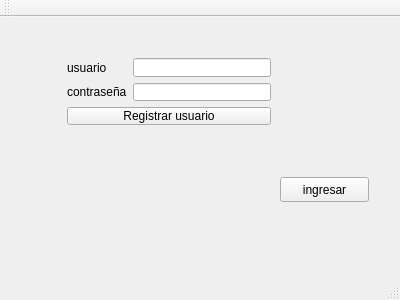
First picture: the form in PA/usuario.ui, repository keisy43/proyecto_alse, before the edit.
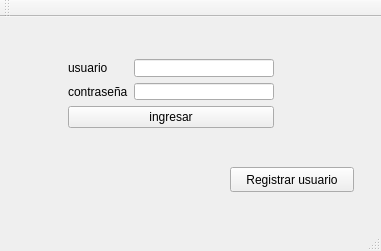
Second picture: the form after the edit.

Patch:
```diff
--- a/PA/usuario.ui
+++ b/PA/usuario.ui
@@ -6,23 +6,38 @@
    <rect>
     <x>0</x>
     <y>0</y>
-    <width>400</width>
-    <height>300</height>
+    <width>381</width>
+    <height>251</height>
    </rect>
   </property>
   <property name="windowTitle">
    <string>usuario</string>
   </property>
   <widget class="QWidget" name="centralWidget">
-   <widget class="QWidget" name="layoutWidget">
+   <widget class="QPushButton" name="Ru">
     <property name="geometry">
      <rect>
-      <x>56</x>
-      <y>30</y>
-      <width>226</width>
-      <height>89</height>
+      <x>230</x>
+      <y>150</y>
+      <width>124</width>
+      <height>25</height>
      </rect>
     </property>
+    <property name="text">
+     <string>Registrar usuario</string>
+    </property>
+   </widget>
+   <widget class="QWidget" name="">
+    <property name="geometry">
+     <rect>
+      <x>57</x>
+      <y>31</y>
+      <width>228</width>
+      <height>91</height>
+     </rect>
+    </property>
+    <layout class="QVBoxLayout" name="verticalLayout">
+     <item>
     <layout class="QGridLayout" name="gridLayout">
      <item row="0" column="0">
       <widget class="QLabel" name="label">
@@ -48,28 +63,17 @@
        </property>
       </widget>
      </item>
-     <item row="2" column="0" colspan="2">
-      <widget class="QPushButton" name="Ru">
-       <property name="text">
-        <string>Registrar usuario</string>
-       </property>
-      </widget>
-     </item>
-    </layout>
-   </widget>
+      </layout>
+     </item>
+     <item>
    <widget class="QPushButton" name="ingresar">
-    <property name="geometry">
-     <rect>
-      <x>280</x>
-      <y>160</y>
-      <width>89</width>
-      <height>25</height>
-     </rect>
-    </property>
     <property name="text">
      <string>ingresar</string>
     </property>
    </widget>
+     </item>
+    </layout>
+   </widget>
   </widget>
   <widget class="QMenuBar" name="menuBar">
    <property name="geometry">
```
Left out of the diff: 2 changed lines with no effect on the pictures. Lines whose indentation alone changed are shown as unchanged.
